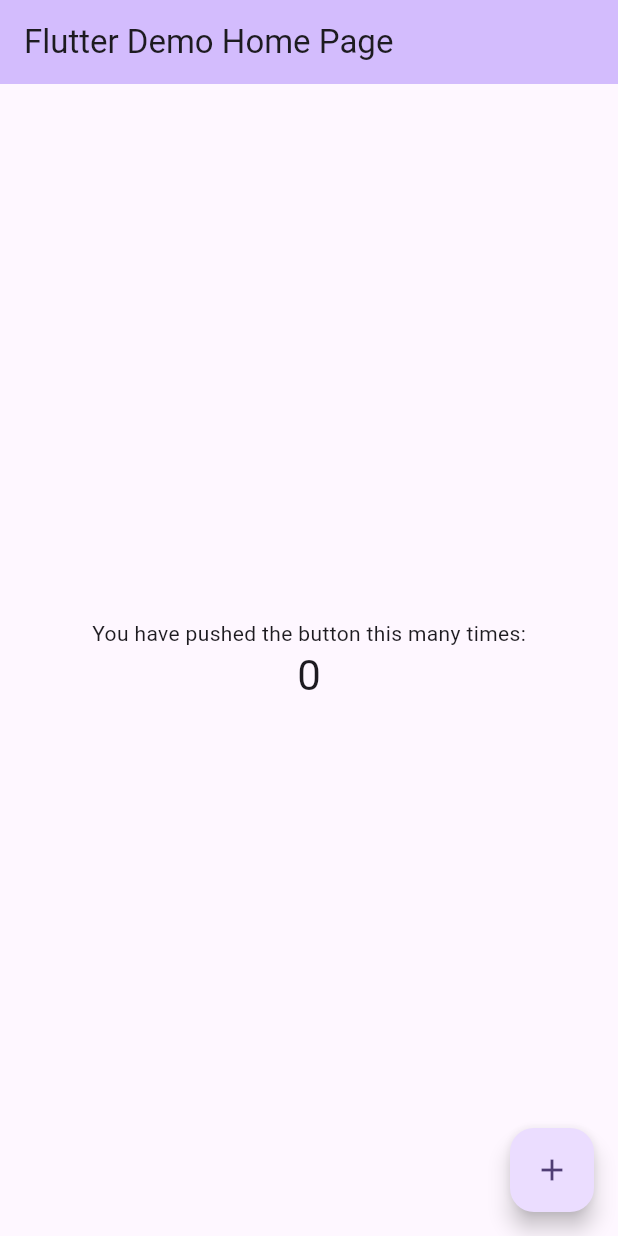
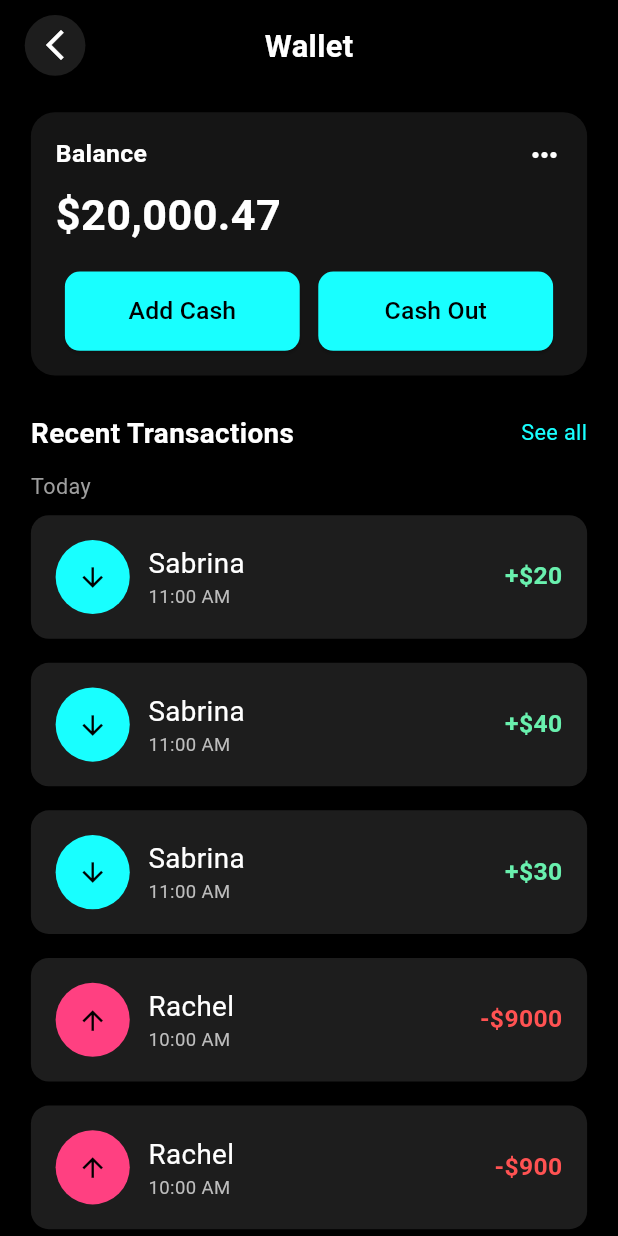
Before and after one commit to Umair-Amjad-Ali/syntic_earth, a Flutter app: the screen it shows after launch, on a phone screen of 412 x 824 dp. Run offline on Flutter 3.47's test engine with Material 3 defaults, Android fonts, the phone set to English and light mode, and no system bars; our stand-ins replace flutter_otp_text_field, flutter_svg, get.

Commit message:
modified some screens and add new one

```diff
--- /dev/null
+++ b/lib/controllers/utils/models/trasnsaction.dart
@@ -0,0 +1,26 @@
+Map<String, List<Transaction>> groupTransactionsByDate(
+  List<Transaction> transactions,
+) {
+  Map<String, List<Transaction>> grouped = {};
+  for (var tx in transactions) {
+    grouped.putIfAbsent(tx.date, () => []).add(tx);
+  }
+  return grouped;
+}
+
+// Transaction Model
+class Transaction {
+  final String name;
+  final int amount;
+  final String time;
+  final bool isIncoming;
+  final String date;
+
+  Transaction({
+    required this.name,
+    required this.amount,
+    required this.time,
+    required this.isIncoming,
+    required this.date,
+  });
+}
--- a/lib/main.dart
+++ b/lib/main.dart
@@ -1,5 +1,5 @@
 import 'package:flutter/material.dart';
-import 'package:syntic_earth/views/screens/welcome_screen.dart';
+import 'package:syntic_earth/views/screens/wallet/wallet_management.dart';
 
 void main() {
   runApp(const MyApp());
@@ -8,115 +8,12 @@ void main() {
 class MyApp extends StatelessWidget {
   const MyApp({super.key});
 
+  // This widget is the root of your application.
   @override
   Widget build(BuildContext context) {
     return MaterialApp(
-      title: 'Flutter Demo',
-      theme: ThemeData(
-        // This is the theme of your application.
-        //
-        // TRY THIS: Try running your application with "flutter run". You'll see
-        // the application has a purple toolbar. Then, without quitting the app,
-        // try changing the seedColor in the colorScheme below to Colors.green
-        // and then invoke "hot reload" (save your changes or press the "hot
-        // reload" button in a Flutter-supported IDE, or press "r" if you used
-        // the command line to start the app).
-        //
-        // Notice that the counter didn't reset back to zero; the application
-        // state is not lost during the reload. To reset the state, use hot
-        // restart instead.
-        //
-        // This works for code too, not just values: Most code changes can be
-        // tested with just a hot reload.
-        colorScheme: ColorScheme.fromSeed(seedColor: Colors.deepPurple),
-      ),
-      home: const MyHomePage(title: 'Flutter Demo Home Page'),
+      debugShowCheckedModeBanner: false,
+      home: WalletManagement(), // Change this to your desired screen
     );
   }
 }
-
-class MyHomePage extends StatefulWidget {
-  const MyHomePage({super.key, required this.title});
-
-  // This widget is the home page of your application. It is stateful, meaning
-  // that it has a State object (defined below) that contains fields that affect
-  // how it looks.
-
-  // This class is the configuration for the state. It holds the values (in this
-  // case the title) provided by the parent (in this case the App widget) and
-  // used by the build method of the State. Fields in a Widget subclass are
-  // always marked "final".
-
-  final String title;
-
-  @override
-  State<MyHomePage> createState() => _MyHomePageState();
-}
-
-class _MyHomePageState extends State<MyHomePage> {
-  int _counter = 0;
-
-  void _incrementCounter() {
-    setState(() {
-      // This call to setState tells the Flutter framework that something has
-      // changed in this State, which causes it to rerun the build method below
-      // so that the display can reflect the updated values. If we changed
-      // _counter without calling setState(), then the build method would not be
-      // called again, and so nothing would appear to happen.
-      _counter++;
-    });
-  }
-
-  @override
-  Widget build(BuildContext context) {
-    // This method is rerun every time setState is called, for instance as done
-    // by the _incrementCounter method above.
-    //
-    // The Flutter framework has been optimized to make rerunning build methods
-    // fast, so that you can just rebuild anything that needs updating rather
-    // than having to individually change instances of widgets.
-    return Scaffold(
-      appBar: AppBar(
-        // TRY THIS: Try changing the color here to a specific color (to
-        // Colors.amber, perhaps?) and trigger a hot reload to see the AppBar
-        // change color while the other colors stay the same.
-        backgroundColor: Theme.of(context).colorScheme.inversePrimary,
-        // Here we take the value from the MyHomePage object that was created by
-        // the App.build method, and use it to set our appbar title.
-        title: Text(widget.title),
-      ),
-      body: Center(
-        // Center is a layout widget. It takes a single child and positions it
-        // in the middle of the parent.
-        child: Column(
-          // Column is also a layout widget. It takes a list of children and
-          // arranges them vertically. By default, it sizes itself to fit its
-          // children horizontally, and tries to be as tall as its parent.
-          //
-          // Column has various properties to control how it sizes itself and
-          // how it positions its children. Here we use mainAxisAlignment to
-          // center the children vertically; the main axis here is the vertical
-          // axis because Columns are vertical (the cross axis would be
-          // horizontal).
-          //
-          // TRY THIS: Invoke "debug painting" (choose the "Toggle Debug Paint"
-          // action in the IDE, or press "p" in the console), to see the
-          // wireframe for each widget.
-          mainAxisAlignment: MainAxisAlignment.center,
-          children: <Widget>[
-            const Text('You have pushed the button this many times:'),
-            Text(
-              '$_counter',
-              style: Theme.of(context).textTheme.headlineMedium,
-            ),
-          ],
-        ),
-      ),
-      floatingActionButton: FloatingActionButton(
-        onPressed: _incrementCounter,
-        tooltip: 'Increment',
-        child: const Icon(Icons.add),
-      ), // This trailing comma makes auto-formatting nicer for build methods.
-    );
-  }
-}
--- a/lib/views/screens/login_screen.dart
+++ b/lib/views/screens/authentication/login_screen.dart
@@ -2,8 +2,8 @@ import 'package:flutter/gestures.dart';
 import 'package:flutter/material.dart';
 import 'package:get/get.dart';
 import 'package:syntic_earth/controllers/textfield_controller.dart';
-import 'package:syntic_earth/views/screens/signup_screen.dart';
-import 'package:syntic_earth/views/screens/welcome_screen.dart';
+import 'package:syntic_earth/views/screens/authentication/signup_screen.dart';
+import 'package:syntic_earth/views/screens/onboarding/welcome_screen.dart';
 import 'package:syntic_earth/views/widgets/button.dart';
 import 'package:syntic_earth/views/widgets/textfield.dart';
 
--- a/lib/views/screens/otp_screen.dart
+++ b/lib/views/screens/authentication/otp_screen.dart
@@ -3,8 +3,8 @@ import 'package:flutter/material.dart';
 import 'package:flutter_otp_text_field/flutter_otp_text_field.dart';
 import 'package:get/get.dart';
 import 'package:syntic_earth/controllers/otp_controller.dart';
-import 'package:syntic_earth/views/screens/password_screen.dart';
-import 'package:syntic_earth/views/screens/welcome_screen.dart';
+import 'package:syntic_earth/views/screens/authentication/password_screen.dart';
+import 'package:syntic_earth/views/screens/onboarding/welcome_screen.dart';
 import 'package:syntic_earth/views/widgets/button.dart';
 
 class Otpscreen extends StatelessWidget {
--- a/lib/views/screens/password_screen.dart
+++ b/lib/views/screens/authentication/password_screen.dart
@@ -1,7 +1,7 @@
 import 'package:flutter/material.dart';
 import 'package:get/get.dart';
 import 'package:syntic_earth/controllers/textfield_controller.dart';
-import 'package:syntic_earth/views/screens/welcome_screen.dart';
+import 'package:syntic_earth/views/screens/onboarding/welcome_screen.dart';
 import 'package:syntic_earth/views/widgets/button.dart';
 import 'package:syntic_earth/views/widgets/textfield.dart';
 
--- a/lib/views/screens/signup_screen.dart
+++ b/lib/views/screens/authentication/signup_screen.dart
@@ -2,8 +2,8 @@ import 'package:flutter/gestures.dart';
 import 'package:flutter/material.dart';
 import 'package:get/get.dart';
 import 'package:syntic_earth/controllers/checkbox_controller.dart';
-import 'package:syntic_earth/views/screens/login_screen.dart';
-import 'package:syntic_earth/views/screens/otp_screen.dart';
+import 'package:syntic_earth/views/screens/authentication/login_screen.dart';
+import 'package:syntic_earth/views/screens/authentication/otp_screen.dart';
 import 'package:syntic_earth/views/widgets/button.dart';
 import 'package:syntic_earth/views/widgets/textfield.dart';
 
--- a/lib/views/screens/welcome_screen.dart
+++ b/lib/views/screens/onboarding/welcome_screen.dart
@@ -1,7 +1,7 @@
 import 'package:flutter/gestures.dart';
 import 'package:flutter/material.dart';
-import 'package:syntic_earth/views/screens/login_screen.dart';
-import 'package:syntic_earth/views/screens/signup_screen.dart';
+import 'package:syntic_earth/views/screens/authentication/login_screen.dart';
+import 'package:syntic_earth/views/screens/authentication/signup_screen.dart';
 import 'package:syntic_earth/views/widgets/button.dart';
 
 class WelcomeScreen extends StatelessWidget {
--- /dev/null
+++ b/lib/views/screens/wallet/wallet_management.dart
@@ -0,0 +1,195 @@
+import 'package:flutter/material.dart';
+import 'package:syntic_earth/controllers/utils/models/trasnsaction.dart';
+import 'package:syntic_earth/views/screens/wallet/transfer_management.dart';
+import 'package:syntic_earth/views/widgets/appbar/custom_wallet_appBar.dart';
+import 'package:syntic_earth/views/widgets/transaction_tile.dart';
+import 'package:syntic_earth/views/widgets/wallet_action_button.dart';
+
+class WalletManagement extends StatelessWidget {
+  final List<Transaction> transactions = [
+    Transaction(
+      name: "Sabrina",
+      amount: 20,
+      time: "11:00 AM",
+      isIncoming: true,
+      date: "Today",
+    ),
+    Transaction(
+      name: "Sabrina",
+      amount: 40,
+      time: "11:00 AM",
+      isIncoming: true,
+      date: "Today",
+    ),
+    Transaction(
+      name: "Sabrina",
+      amount: 30,
+      time: "11:00 AM",
+      isIncoming: true,
+      date: "Today",
+    ),
+    Transaction(
+      name: "Rachel",
+      amount: -9000,
+      time: "10:00 AM",
+      isIncoming: false,
+      date: "Today",
+    ),
+    Transaction(
+      name: "Rachel",
+      amount: -900,
+      time: "10:00 AM",
+      isIncoming: false,
+      date: "Today",
+    ),
+    Transaction(
+      name: "Sabrina",
+      amount: 20,
+      time: "11:00 AM",
+      isIncoming: true,
+      date: "12 Feb",
+    ),
+    Transaction(
+      name: "Rachel",
+      amount: -9000,
+      time: "10:00 AM",
+      isIncoming: false,
+      date: "12 Feb",
+    ),
+  ];
+
+  WalletManagement({super.key});
+
+  @override
+  Widget build(BuildContext context) {
+    final size = MediaQuery.of(context).size;
+    final width = size.width;
+    final height = size.height;
+
+    return Scaffold(
+      backgroundColor: Colors.black,
+      body: Column(
+        children: [
+          const CustomWalletAppBar(
+            title: "Wallet",
+            iconData: Icon(Icons.arrow_back_ios_new, color: Colors.white),
+          ),
+          Expanded(
+            child: SingleChildScrollView(
+              child: Padding(
+                padding: EdgeInsets.symmetric(
+                  horizontal: width * 0.05,
+                  vertical: height * 0.015,
+                ),
+                child: Column(
+                  crossAxisAlignment: CrossAxisAlignment.start,
+                  children: [
+                    // Balance Card
+                    Container(
+                      width: double.infinity,
+                      padding: EdgeInsets.all(width * 0.04),
+                      decoration: BoxDecoration(
+                        color: Color(0xFF151515),
+                        borderRadius: BorderRadius.circular(16),
+                      ),
+                      child: Column(
+                        crossAxisAlignment: CrossAxisAlignment.start,
+                        children: [
+                          Row(
+                            mainAxisAlignment: MainAxisAlignment.spaceBetween,
+                            children: [
+                              Text(
+                                "Balance",
+                                style: TextStyle(
+                                  fontSize: width * 0.04,
+                                  fontWeight: FontWeight.bold,
+                                  color: Colors.white,
+                                ),
+                              ),
+                              Icon(Icons.more_horiz, color: Colors.white),
+                            ],
+                          ),
+                          SizedBox(height: height * 0.01),
+                          Text(
+                            "\$20,000.47",
+                            style: TextStyle(
+                              fontSize: width * 0.07,
+                              fontWeight: FontWeight.bold,
+                              color: Colors.white,
+                            ),
+                          ),
+                          SizedBox(height: height * 0.02),
+                          Row(
+                            children: [
+                              WalletActionButton(
+                                label: "Add Cash",
+                                onPressed: () {},
+                              ),
+                              WalletActionButton(
+                                label: "Cash Out",
+                                onPressed: () {
+                                  Navigator.push(
+                                    context,
+                                    MaterialPageRoute(
+                                      builder: (_) => TransferScreen(),
+                                    ),
+                                  );
+                                },
+                              ),
+                            ],
+                          ),
+                        ],
+                      ),
+                    ),
+                    SizedBox(height: height * 0.03),
+
+                    // Transactions Header
+                    Row(
+                      mainAxisAlignment: MainAxisAlignment.spaceBetween,
+                      children: [
+                        Text(
+                          "Recent Transactions",
+                          style: TextStyle(
+                            fontWeight: FontWeight.bold,
+                            fontSize: width * 0.045,
+                            color: Colors.white,
+                          ),
+                        ),
+                        Text(
+                          "See all",
+                          style: TextStyle(
+                            color: Colors.cyanAccent,
+                            fontSize: width * 0.035,
+                          ),
+                        ),
+                      ],
+                    ),
+
+                    ...groupTransactionsByDate(transactions).entries.map((
+                      entry,
+                    ) {
+                      return Column(
+                        crossAxisAlignment: CrossAxisAlignment.start,
+                        children: [
+                          SizedBox(height: height * 0.015),
+                          Text(
+                            entry.key,
+                            style: TextStyle(
+                              fontSize: width * 0.035,
+                              color: Colors.grey,
+                            ),
+                          ),
+                          ...entry.value.map((tx) => TransactionTile(tx: tx)),
+                        ],
+                      );
+                    }),
+                  ],
+                ),
+              ),
+            ),
+          ),
+        ],
+      ),
+    );
+  }
+}
--- /dev/null
+++ b/lib/views/widgets/appbar/custom_wallet_appBar.dart
@@ -0,0 +1,58 @@
+// ignore: file_names
+import 'package:flutter/material.dart';
+
+class CustomWalletAppBar extends StatelessWidget {
+  const CustomWalletAppBar({
+    super.key,
+    required this.title,
+    required this.iconData,
+  });
+
+  final String title;
+  final Icon iconData;
+
+  @override
+  Widget build(BuildContext context) {
+    final topPadding = MediaQuery.of(context).padding.top;
+    final width = MediaQuery.of(context).size.width;
+
+    return Container(
+      padding: EdgeInsets.only(
+        top: topPadding + 10,
+        left: width * 0.04,
+        right: width * 0.04,
+        bottom: 12,
+      ),
+      color: Colors.black,
+      child: Stack(
+        alignment: Alignment.center,
+        children: [
+          Align(
+            alignment: Alignment.centerLeft,
+            child: GestureDetector(
+              onTap: () => Navigator.pop(context),
+              child: Container(
+                padding: EdgeInsets.all(width * 0.02),
+                decoration: BoxDecoration(
+                  color: Color(0xFF1D1D1D),
+                  shape: BoxShape.circle,
+                ),
+                child: iconData,
+              ),
+            ),
+          ),
+          Center(
+            child: Text(
+              title,
+              style: TextStyle(
+                fontSize: width * 0.05,
+                fontWeight: FontWeight.bold,
+                color: Colors.white,
+              ),
+            ),
+          ),
+        ],
+      ),
+    );
+  }
+}
--- /dev/null
+++ b/lib/views/widgets/transaction_tile.dart
@@ -0,0 +1,66 @@
+import 'package:flutter/material.dart';
+import 'package:syntic_earth/controllers/utils/models/trasnsaction.dart';
+
+class TransactionTile extends StatelessWidget {
+  final Transaction tx;
+
+  const TransactionTile({super.key, required this.tx});
+
+  @override
+  Widget build(BuildContext context) {
+    final width = MediaQuery.of(context).size.width;
+
+    return Container(
+      margin: EdgeInsets.symmetric(vertical: 8),
+      padding: EdgeInsets.all(width * 0.04),
+      decoration: BoxDecoration(
+        color: Color(0xFF1D1D1D),
+        borderRadius: BorderRadius.circular(12),
+      ),
+      child: Row(
+        children: [
+          CircleAvatar(
+            radius: width * 0.06,
+            backgroundColor:
+                tx.isIncoming ? Colors.cyanAccent : Colors.pinkAccent,
+            child: Icon(
+              tx.isIncoming ? Icons.arrow_downward : Icons.arrow_upward,
+              color: Colors.black,
+              size: width * 0.05,
+            ),
+          ),
+          SizedBox(width: width * 0.03),
+          Expanded(
+            child: Column(
+              crossAxisAlignment: CrossAxisAlignment.start,
+              children: [
+                Text(
+                  tx.name,
+                  style: TextStyle(
+                    fontSize: width * 0.045,
+                    color: Colors.white,
+                  ),
+                ),
+                Text(
+                  tx.time,
+                  style: TextStyle(
+                    color: Colors.grey[400],
+                    fontSize: width * 0.03,
+                  ),
+                ),
+              ],
+            ),
+          ),
+          Text(
+            "${tx.isIncoming ? "+" : "-"}\$${tx.amount.abs()}",
+            style: TextStyle(
+              color: tx.isIncoming ? Colors.greenAccent : Colors.redAccent,
+              fontWeight: FontWeight.bold,
+              fontSize: width * 0.04,
+            ),
+          ),
+        ],
+      ),
+    );
+  }
+}
--- /dev/null
+++ b/lib/views/widgets/wallet_action_button.dart
@@ -0,0 +1,35 @@
+import 'package:flutter/material.dart';
+
+class WalletActionButton extends StatelessWidget {
+  final String label;
+  final VoidCallback onPressed;
+
+  const WalletActionButton({
+    super.key,
+    required this.label,
+    required this.onPressed,
+  });
+
+  @override
+  Widget build(BuildContext context) {
+    final width = MediaQuery.of(context).size.width;
+
+    return Expanded(
+      child: Padding(
+        padding: EdgeInsets.symmetric(horizontal: width * 0.015),
+        child: ElevatedButton(
+          onPressed: onPressed,
+          style: ElevatedButton.styleFrom(
+            backgroundColor: Colors.cyanAccent,
+            foregroundColor: Colors.black,
+            shape: RoundedRectangleBorder(
+              borderRadius: BorderRadius.circular(10),
+            ),
+            padding: EdgeInsets.symmetric(vertical: width * 0.035),
+          ),
+          child: Text(label, style: TextStyle(fontSize: width * 0.04)),
+        ),
+      ),
+    );
+  }
+}
```
Also changed, not shown: lib/views/screens/wallet/transfer_management.dart (added, +175 -0 lines).
